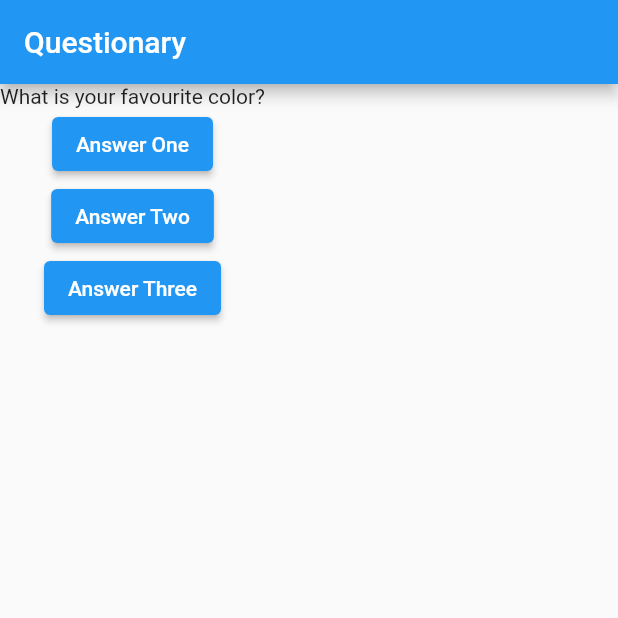
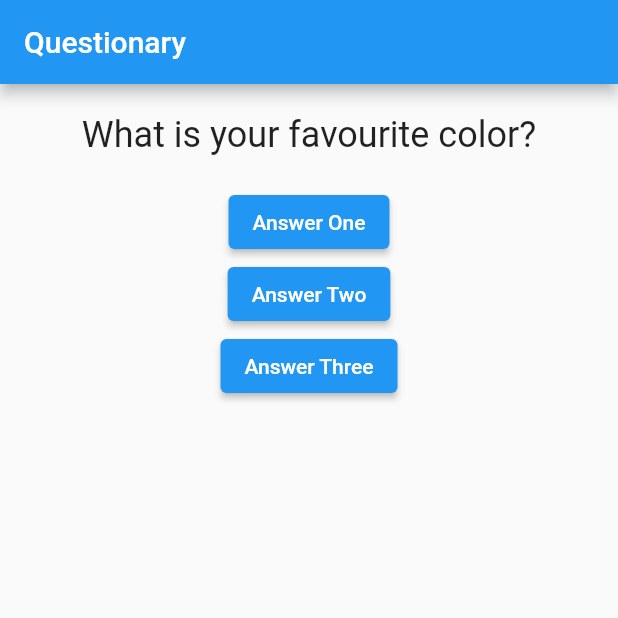
Before and after one commit to Carlxiso/Project-Questions, a Flutter app: the screen it shows after launch, on a phone screen of 412 x 824 dp, the top half of it. Run offline on Flutter 3.47's test engine with Material 2 defaults, Android fonts, the phone set to English and light mode, and no system bars.

Commit message:
Component Question finished

```diff
--- a/lib/question.dart
+++ b/lib/question.dart
@@ -8,6 +8,14 @@ class Question extends StatelessWidget {
 
   @override
   Widget build(BuildContext context) {
-    return Text(text);
+    return Container(
+      width: double.infinity,
+      margin: EdgeInsets.all(20),
+      child: Text(
+        text,
+        style: TextStyle(fontSize: 24),
+        textAlign: TextAlign.center,
+      ),
+    );
   }
 }
```
